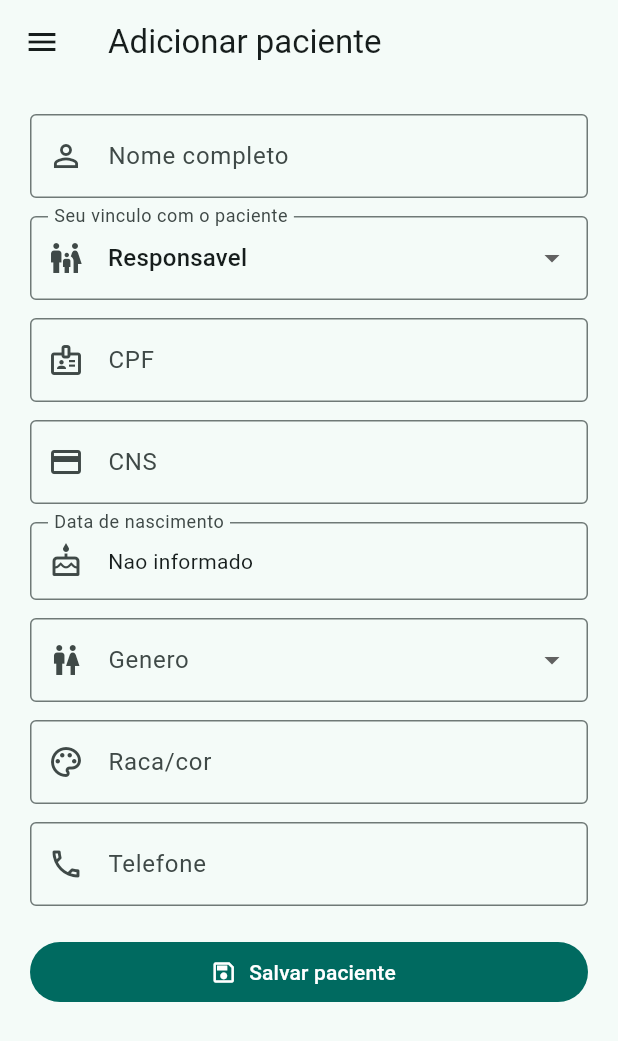
After one commit to gabrielgcmr/sonnda-mobile, a Flutter app: the PatientCreatePage screen opened by its route, on a phone screen of 412 x 824 dp. The commit adds this screen. Shown: the top 1041 px of the screen. Run offline on Flutter 3.47's test engine with Material 3 defaults, Android fonts, the phone set to English and light mode, and no system bars; our stand-ins replace shared_preferences, supabase_flutter; accounts and stored records are empty.

Commit message:
feat: Adicionar página de criação de paciente e atualizar navegação

```diff
--- a/sonnda/lib/app.dart
+++ b/sonnda/lib/app.dart
@@ -4,6 +4,7 @@ import 'package:supabase_flutter/supabase_flutter.dart';
 
 import 'navigation/app_routes.dart';
 import 'pages/auth_page.dart';
+import 'pages/patient_create_page.dart';
 import 'pages/patient_search_page.dart';
 import 'pages/pressao_page.dart';
 import 'pages/profile_page.dart';
@@ -78,6 +79,10 @@ class _SonndaAppState extends State<SonndaApp> {
       settings: settings,
       builder: (context) {
         return switch (settings.name) {
+          AppRoutes.patientCreate => PatientCreatePage(
+            isDarkMode: _themeMode == ThemeMode.dark,
+            onDarkModeChanged: _setDarkMode,
+          ),
           AppRoutes.pressao => PressaoPage(
             isDarkMode: _themeMode == ThemeMode.dark,
             onDarkModeChanged: _setDarkMode,
--- a/sonnda/lib/navigation/app_routes.dart
+++ b/sonnda/lib/navigation/app_routes.dart
@@ -2,6 +2,7 @@ class AppRoutes {
   const AppRoutes._();
 
   static const patients = '/patients';
+  static const patientCreate = '/patients/new';
   static const pressao = '/pressao';
   static const profile = '/profile';
 }
--- /dev/null
+++ b/sonnda/lib/pages/patient_create_page.dart
@@ -0,0 +1,344 @@
+import 'package:flutter/material.dart';
+import 'package:supabase_flutter/supabase_flutter.dart';
+
+import '../navigation/app_routes.dart';
+import '../widgets/app_drawer.dart';
+
+class PatientCreatePage extends StatefulWidget {
+  const PatientCreatePage({
+    super.key,
+    required this.isDarkMode,
+    required this.onDarkModeChanged,
+  });
+
+  final bool isDarkMode;
+  final ValueChanged<bool> onDarkModeChanged;
+
+  @override
+  State<PatientCreatePage> createState() => _PatientCreatePageState();
+}
+
+class _PatientCreatePageState extends State<PatientCreatePage> {
+  final _formKey = GlobalKey<FormState>();
+  final _fullNameController = TextEditingController();
+  final _cpfController = TextEditingController();
+  final _cnsController = TextEditingController();
+  final _phoneController = TextEditingController();
+  final _raceController = TextEditingController();
+
+  DateTime? _birthDate;
+  String? _gender;
+  String _relationType = 'guardian';
+  bool _isSaving = false;
+
+  SupabaseClient get _client => Supabase.instance.client;
+
+  @override
+  void dispose() {
+    _fullNameController.dispose();
+    _cpfController.dispose();
+    _cnsController.dispose();
+    _phoneController.dispose();
+    _raceController.dispose();
+    super.dispose();
+  }
+
+  Future<String?> _loadCurrentUserId() async {
+    final authUser = _client.auth.currentUser;
+
+    if (authUser == null) {
+      return null;
+    }
+
+    final profile = await _client
+        .from('users')
+        .select('id')
+        .eq('auth_subject', authUser.id)
+        .maybeSingle();
+
+    return profile?['id']?.toString();
+  }
+
+  Future<void> _pickBirthDate() async {
+    final now = DateTime.now();
+    final selected = await showDatePicker(
+      context: context,
+      initialDate: _birthDate ?? DateTime(now.year - 18, now.month, now.day),
+      firstDate: DateTime(1900),
+      lastDate: now,
+    );
+
+    if (selected == null) {
+      return;
+    }
+
+    setState(() {
+      _birthDate = selected;
+    });
+  }
+
+  Future<void> _savePatient() async {
+    final form = _formKey.currentState;
+
+    if (form == null || !form.validate()) {
+      return;
+    }
+
+    setState(() {
+      _isSaving = true;
+    });
+
+    try {
+      final userId = await _loadCurrentUserId();
+
+      if (userId == null || userId.isEmpty) {
+        throw const PatientCreateException(
+          'Nao foi possivel identificar o usuario atual.',
+        );
+      }
+
+      final patientPayload = <String, dynamic>{
+        'full_name': _cleanText(_fullNameController.text),
+        if (_relationType == 'self') 'owner_user_id': userId,
+        if (_cleanText(_cpfController.text).isNotEmpty)
+          'cpf': _onlyDigits(_cpfController.text),
+        if (_cleanText(_cnsController.text).isNotEmpty)
+          'cns': _onlyDigits(_cnsController.text),
+        if (_birthDate != null) 'birth_date': _formatDate(_birthDate!),
+        if (_gender != null) 'gender': _gender,
+        if (_cleanText(_raceController.text).isNotEmpty)
+          'race': _cleanText(_raceController.text),
+        if (_cleanText(_phoneController.text).isNotEmpty)
+          'phone': _cleanText(_phoneController.text),
+      };
+
+      final patient = await _client
+          .from('patients')
+          .insert(patientPayload)
+          .select('id')
+          .single();
+
+      final patientId = patient['id']?.toString();
+
+      if (patientId == null || patientId.isEmpty) {
+        throw const PatientCreateException(
+          'Paciente criado sem identificador retornado.',
+        );
+      }
+
+      await _client.from('patient_access').insert({
+        'patient_id': patientId,
+        'grantee_id': userId,
+        'relation_type': _relationType,
+        'granted_by': userId,
+      });
+
+      if (!mounted) {
+        return;
+      }
+
+      ScaffoldMessenger.of(
+        context,
+      ).showSnackBar(const SnackBar(content: Text('Paciente adicionado.')));
+      Navigator.of(context).pop(true);
+    } on Object catch (error) {
+      if (!mounted) {
+        return;
+      }
+
+      ScaffoldMessenger.of(context).showSnackBar(
+        SnackBar(
+          content: Text('Nao foi possivel adicionar o paciente: $error'),
+        ),
+      );
+    } finally {
+      if (mounted) {
+        setState(() {
+          _isSaving = false;
+        });
+      }
+    }
+  }
+
+  @override
+  Widget build(BuildContext context) {
+    return Scaffold(
+      appBar: AppBar(title: const Text('Adicionar paciente')),
+      drawer: AppDrawer(
+        currentRoute: AppRoutes.patients,
+        isDarkMode: widget.isDarkMode,
+        onDarkModeChanged: widget.onDarkModeChanged,
+      ),
+      body: SafeArea(
+        child: Form(
+          key: _formKey,
+          child: ListView(
+            padding: const EdgeInsets.all(20),
+            children: [
+              TextFormField(
+                controller: _fullNameController,
+                textCapitalization: TextCapitalization.words,
+                decoration: const InputDecoration(
+                  labelText: 'Nome completo',
+                  prefixIcon: Icon(Icons.person_outline),
+                  border: OutlineInputBorder(),
+                ),
+                validator: (value) {
+                  if (_cleanText(value).isEmpty) {
+                    return 'Informe o nome do paciente.';
+                  }
+
+                  return null;
+                },
+              ),
+              const SizedBox(height: 12),
+              DropdownButtonFormField<String>(
+                initialValue: _relationType,
+                decoration: const InputDecoration(
+                  labelText: 'Seu vinculo com o paciente',
+                  prefixIcon: Icon(Icons.family_restroom_outlined),
+                  border: OutlineInputBorder(),
+                ),
+                items: const [
+                  DropdownMenuItem(
+                    value: 'guardian',
+                    child: Text('Responsavel'),
+                  ),
+                  DropdownMenuItem(value: 'mother', child: Text('Mae')),
+                  DropdownMenuItem(value: 'father', child: Text('Pai')),
+                  DropdownMenuItem(value: 'self', child: Text('Sou eu')),
+                  DropdownMenuItem(value: 'other', child: Text('Outro')),
+                ],
+                onChanged: _isSaving
+                    ? null
+                    : (value) {
+                        if (value == null) {
+                          return;
+                        }
+
+                        setState(() {
+                          _relationType = value;
+                        });
+                      },
+              ),
+              const SizedBox(height: 12),
+              TextFormField(
+                controller: _cpfController,
+                keyboardType: TextInputType.number,
+                decoration: const InputDecoration(
+                  labelText: 'CPF',
+                  prefixIcon: Icon(Icons.badge_outlined),
+                  border: OutlineInputBorder(),
+                ),
+              ),
+              const SizedBox(height: 12),
+              TextFormField(
+                controller: _cnsController,
+                keyboardType: TextInputType.number,
+                decoration: const InputDecoration(
+                  labelText: 'CNS',
+                  prefixIcon: Icon(Icons.credit_card_outlined),
+                  border: OutlineInputBorder(),
+                ),
+              ),
+              const SizedBox(height: 12),
+              InkWell(
+                borderRadius: BorderRadius.circular(4),
+                onTap: _isSaving ? null : _pickBirthDate,
+                child: InputDecorator(
+                  decoration: const InputDecoration(
+                    labelText: 'Data de nascimento',
+                    prefixIcon: Icon(Icons.cake_outlined),
+                    border: OutlineInputBorder(),
+                  ),
+                  child: Text(
+                    _birthDate == null
+                        ? 'Nao informado'
+                        : _formatDate(_birthDate!),
+                  ),
+                ),
+              ),
+              const SizedBox(height: 12),
+              DropdownButtonFormField<String>(
+                initialValue: _gender,
+                decoration: const InputDecoration(
+                  labelText: 'Genero',
+                  prefixIcon: Icon(Icons.wc_outlined),
+                  border: OutlineInputBorder(),
+                ),
+                items: const [
+                  DropdownMenuItem(value: 'female', child: Text('Feminino')),
+                  DropdownMenuItem(value: 'male', child: Text('Masculino')),
+                  DropdownMenuItem(value: 'other', child: Text('Outro')),
+                ],
+                onChanged: _isSaving
+                    ? null
+                    : (value) {
+                        setState(() {
+                          _gender = value;
+                        });
+                      },
+              ),
+              const SizedBox(height: 12),
+              TextFormField(
+                controller: _raceController,
+                textCapitalization: TextCapitalization.words,
+                decoration: const InputDecoration(
+                  labelText: 'Raca/cor',
+                  prefixIcon: Icon(Icons.palette_outlined),
+                  border: OutlineInputBorder(),
+                ),
+              ),
+              const SizedBox(height: 12),
+              TextFormField(
+                controller: _phoneController,
+                keyboardType: TextInputType.phone,
+                decoration: const InputDecoration(
+                  labelText: 'Telefone',
+                  prefixIcon: Icon(Icons.phone_outlined),
+                  border: OutlineInputBorder(),
+                ),
+              ),
+              const SizedBox(height: 20),
+              FilledButton.icon(
+                onPressed: _isSaving ? null : _savePatient,
+                icon: _isSaving
+                    ? const SizedBox(
+                        width: 18,
+                        height: 18,
+                        child: CircularProgressIndicator(strokeWidth: 2),
+                      )
+                    : const Icon(Icons.save_outlined),
+                label: Text(_isSaving ? 'Salvando' : 'Salvar paciente'),
+              ),
+            ],
+          ),
+        ),
+      ),
+    );
+  }
+}
+
+class PatientCreateException implements Exception {
+  const PatientCreateException(this.message);
+
+  final String message;
+
+  @override
+  String toString() => message;
+}
+
+String _cleanText(Object? value) {
+  return value?.toString().trim() ?? '';
+}
+
+String _onlyDigits(Object? value) {
+  return _cleanText(value).replaceAll(RegExp(r'\D'), '');
+}
+
+String _formatDate(DateTime date) {
+  final month = date.month.toString().padLeft(2, '0');
+  final day = date.day.toString().padLeft(2, '0');
+
+  return '${date.year}-$month-$day';
+}
```
Also changed, not shown: sonnda/lib/pages/patient_search_page.dart (+25 -10 lines), sonnda/lib/widgets/app_drawer.dart (+8 -10 lines). Lines whose indentation alone changed are shown as unchanged.
